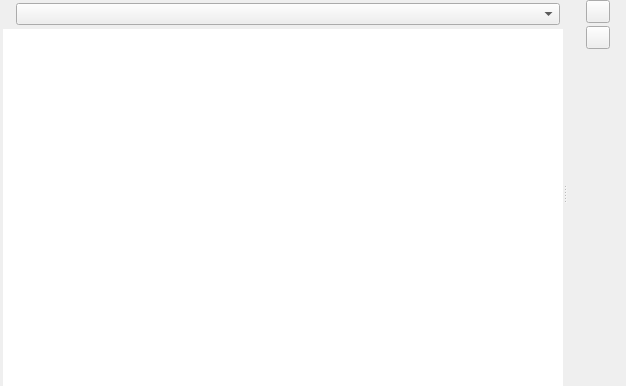
Old version of the form src/listmanagerwidget.ui in the repository RxLaboratory/Ramses-Client.
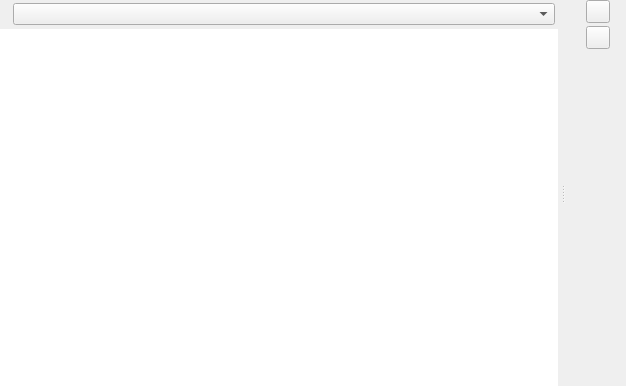
New version of the form. Icons and pictures are not drawn. Custom widgets are drawn as their Qt base class.

```diff
--- a/src/listmanagerwidget.ui
+++ b/src/listmanagerwidget.ui
@@ -18,7 +18,7 @@
     <number>0</number>
    </property>
    <property name="leftMargin">
-    <number>3</number>
+    <number>0</number>
    </property>
    <property name="topMargin">
     <number>0</number>
@@ -34,6 +34,9 @@
      <property name="orientation">
       <enum>Qt::Horizontal</enum>
      </property>
+     <property name="handleWidth">
+      <number>9</number>
+     </property>
      <widget class="QWidget" name="layoutWidget">
       <layout class="QVBoxLayout" name="verticalLayout">
        <property name="spacing">
```
